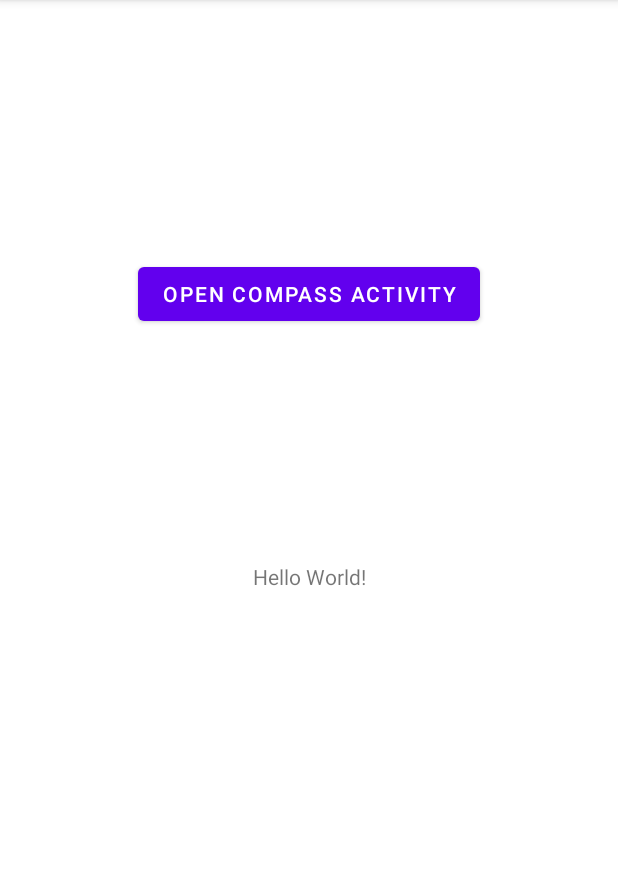
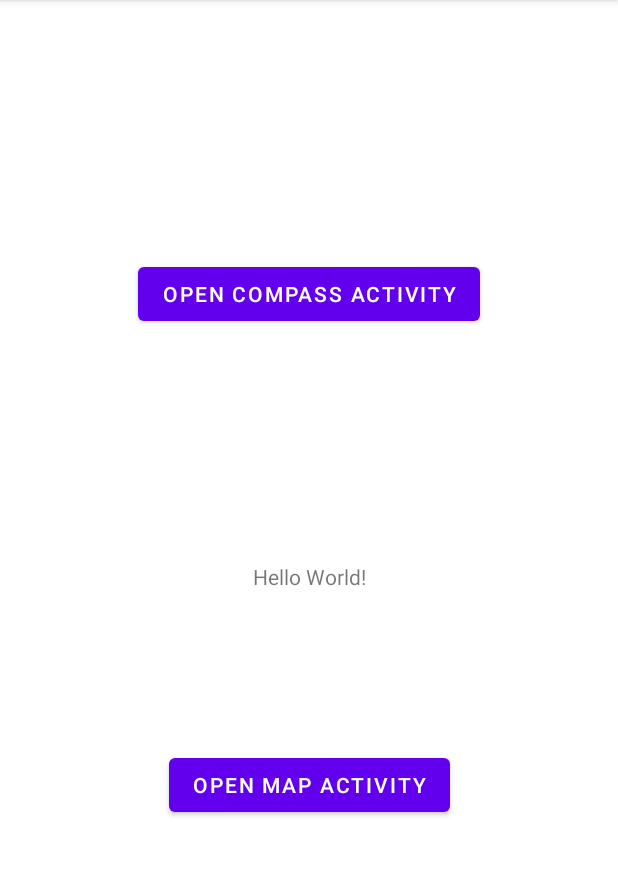
Before and after one commit to bbam901/CompassAppWIBtn, an Android app: the screen it shows after launch (MainActivity), on a phone screen of 412 x 824 dp, the part 84-960 px from its top. Run offline under Robolectric (Android 15) with nearby library versions, the phone set to English and light mode, and no system bars.

```diff
--- a/app/build.gradle
+++ b/app/build.gradle
@@ -33,6 +33,8 @@ dependencies {
     implementation 'androidx.appcompat:appcompat:1.2.0'
     implementation 'com.google.android.material:material:1.3.0'
     implementation 'androidx.constraintlayout:constraintlayout:2.0.4'
+    implementation 'com.google.android.gms:play-services-maps:17.0.0'
+    implementation 'com.google.android.gms:play-services-location:18.0.0'
     testImplementation 'junit:junit:4.+'
     androidTestImplementation 'androidx.test.ext:junit:1.1.2'
     androidTestImplementation 'androidx.test.espresso:espresso-core:3.3.0'
--- a/app/src/main/java/com/example/compassappwibtn/MainActivity.java
+++ b/app/src/main/java/com/example/compassappwibtn/MainActivity.java
@@ -8,8 +8,8 @@ import android.view.View;
 import android.widget.Button;
 
 public class MainActivity extends AppCompatActivity implements View.OnClickListener {
-    Button btnOpenCompass;
-    Intent compassActivity;
+    Button btnOpenCompass, btnMap;
+    Intent intent;
 
     @Override
     protected void onCreate(Bundle savedInstanceState) {
@@ -18,15 +18,21 @@ public class MainActivity extends AppCompatActivity implements View.OnClickListe
 
         btnOpenCompass = findViewById(R.id.btnOpenCompassView);
         btnOpenCompass.setOnClickListener(this);
+        btnMap = findViewById(R.id.btnMap);
+        btnMap.setOnClickListener(this);
     }
 
     @Override
     public void onClick(View view) {
         switch (view.getId()){
             case R.id.btnOpenCompassView:
-            compassActivity = new Intent(this, CompassActivity.class);
-            startActivity(compassActivity); break;
+                intent = new Intent(this, CompassActivity.class);
+                break;
+            case R.id.btnMap:
+                intent = new Intent(this, MapsActivity.class);
+                break;
             default: break;
         }
+        startActivity(intent);
     }
 }
--- a/app/src/main/res/layout/activity_main.xml
+++ b/app/src/main/res/layout/activity_main.xml
@@ -28,4 +28,14 @@
         app:layout_constraintTop_toTopOf="parent"
         app:layout_constraintVertical_bias="0.763" />
 
+    <Button
+        android:id="@+id/btnMap"
+        android:layout_width="wrap_content"
+        android:layout_height="wrap_content"
+        android:layout_marginTop="105dp"
+        android:text="Open Map Activity"
+        app:layout_constraintEnd_toEndOf="parent"
+        app:layout_constraintStart_toStartOf="parent"
+        app:layout_constraintTop_toBottomOf="@+id/textView" />
+
 </androidx.constraintlayout.widget.ConstraintLayout>
--- a/app/src/main/res/values/strings.xml
+++ b/app/src/main/res/values/strings.xml
@@ -1,3 +1,4 @@
 <resources>
     <string name="app_name">CompassAppWIBtn</string>
+    <string name="title_activity_maps">Map</string>
 </resources>
```
Also changed, not shown: app/src/debug/res/values/google_maps_api.xml (added, +24 -0 lines), app/src/main/AndroidManifest.xml (+25 -1 lines), app/src/main/java/com/example/compassappwibtn/MapsActivity.java (added, +46 -0 lines), app/src/main/res/layout/activity_maps.xml (added, +9 -0 lines), 1 other file.
